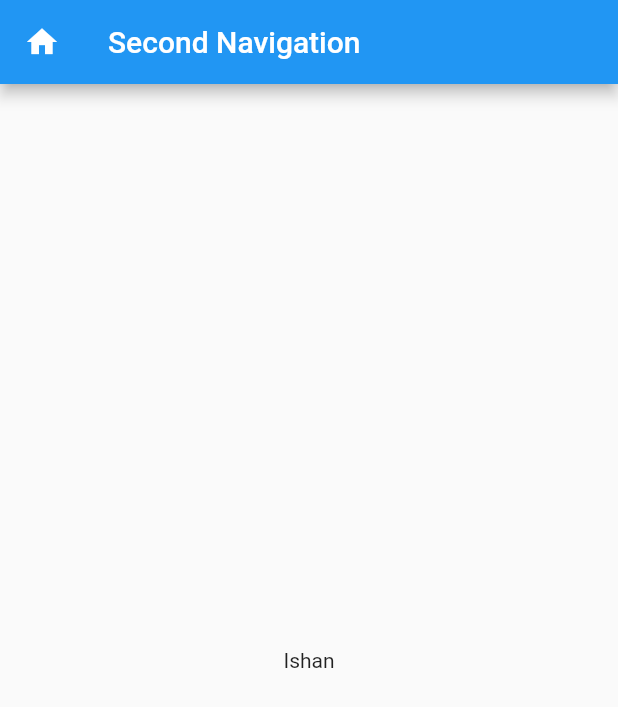
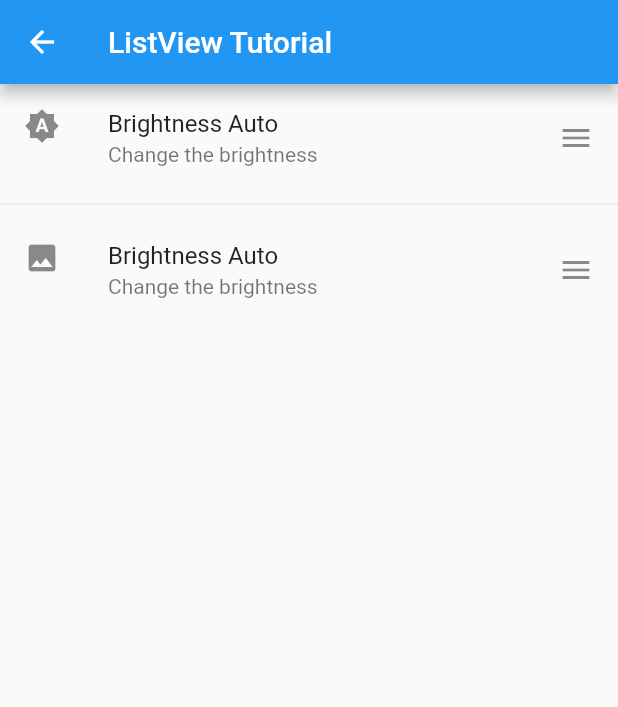
Before and after one commit to ishanEPR/Flutter-Practice, a Flutter app: the screen it shows after launch, after a tap on the "add" icon, on a phone screen of 412 x 824 dp. Shown: the top 707 px of the screen. Run offline on Flutter 3.47's test engine with Material 2 defaults, Android fonts, the phone set to English and light mode, and no system bars.

```diff
--- a/lib/main.dart
+++ b/lib/main.dart
@@ -345,9 +345,9 @@ import 'package:flutter_app/screens/second_page.dart';
 import 'screens/home_page.dart';
 
 void main(){
-  runApp(App());
+  runApp(MyApp());
 }
-class App extends StatelessWidget {
+class MyApp extends StatelessWidget {
   @override
   Widget build(BuildContext context) {
     return MaterialApp(
--- a/lib/screens/second_page.dart
+++ b/lib/screens/second_page.dart
@@ -1,5 +1,30 @@
 import 'package:flutter/material.dart';
 import 'package:flutter_app/screens/home_page.dart';
+// class Second_page extends StatelessWidget {
+//   String text;
+//   Second_page(String text){
+//     this.text=text;
+//   }
+//   @override
+//   Widget build(BuildContext context) {
+//     return Scaffold(
+//       appBar: AppBar(
+//         title: Text('Second Navigation'),
+//         leading: IconButton(
+//           icon: Icon(Icons.home),
+//           onPressed: (){
+//             Navigator.pop(context,HomePage());
+//           },
+//         ),
+//       ),
+//       body: Center(
+//         child: Text(text),
+//       ),
+//     );
+//   }
+// }
+
+
 class Second_page extends StatelessWidget {
   String text;
   Second_page(String text){
@@ -9,16 +34,81 @@ class Second_page extends StatelessWidget {
   Widget build(BuildContext context) {
     return Scaffold(
       appBar: AppBar(
-        title: Text('Second Navigation'),
-        leading: IconButton(
-          icon: Icon(Icons.home),
-          onPressed: (){
-            Navigator.pop(context,HomePage());
-          },
+        title: Text('ListView Tutorial'),
+      ),
+      body: Container(
+        height: 150.0,
+        child: ListView(
+          //scrollDirection: Axis.horizontal,///horizontal vidihata listview create kirima
+          children: [
+            ListTile(
+              leading: Icon(Icons.brightness_auto),
+              title: Text('Brightness Auto'),
+              subtitle: Text('Change the brightness'),
+              trailing: Icon(Icons.menu),
+              onTap: (){},
+            ),
+            Divider(),
+            ListTile(
+              leading: Icon(Icons.photo),
+              title: Text('Brightness Auto'),
+              subtitle: Text('Change the brightness'),
+              trailing: Icon(Icons.menu),
+              onTap: (){},
+            ),
+            Divider(),
+            ListTile(
+              leading: Icon(Icons.keyboard),
+              title: Text('Brightness Auto'),
+              subtitle: Text('Change the brightness'),
+              trailing: Icon(Icons.menu),
+              onTap: (){},
+            ),
+            Divider(),
+
+            ListTile(
+              leading: Icon(Icons.keyboard),
+              title: Text('Key board'),
+              subtitle: Text('Hello Ishan'),
+              trailing: Icon(Icons.menu),
+              onTap: (){},
+            ),
+            Divider(),
+
+            // ListTile(
+            //   leading: Icon(Icons.ring_volume_sharp),
+            //   title: Text('Brightness Auto'),
+            //   subtitle: Text('Change the brightness'),
+            //   trailing: Icon(Icons.menu),
+            //   onTap: (){},
+            // ),
+            // Divider(),
+            //
+            // ListTile(
+            //   leading: Icon(Icons.settings),
+            //   title: Text('Brightness Auto'),
+            //   subtitle: Text('Change the brightness'),
+            //   trailing: Icon(Icons.menu),
+            //   onTap: (){},
+            // ),
+            // Divider(),
+            // ListTile(
+            //   leading: Icon(Icons.place),
+            //   title: Text('Brightness Auto'),
+            //
+            //   onTap: (){},
+            // ),
+            // Divider(),
+            //
+            // ListTile(
+            //   leading: Icon(Icons.backup),
+            //   title: Text('Brightness Auto'),
+            //
+            //   onTap: (){},
+            // ),
+
+          ],
         ),
-      ),
-      body: Center(
-        child: Text(text),
       ),
     );
   }
```
